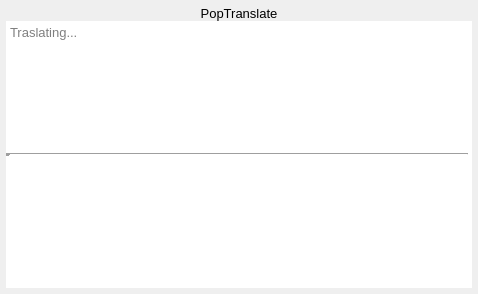
Above: src/popupdialog.ui from glaumar/PopTranslate before the change. Below: the same form after it.
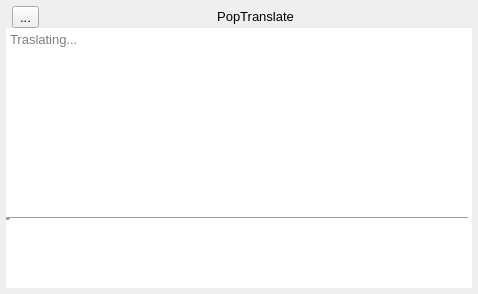
That is the form after the change. Icons and pictures are not drawn.

Commit message: Optimize animation effects

```diff
--- a/src/popupdialog.ui
+++ b/src/popupdialog.ui
@@ -62,20 +62,33 @@
      </property>
      <layout class="QHBoxLayout" name="horizontalLayout">
       <property name="spacing">
-       <number>0</number>
+       <number>6</number>
+      </property>
+      <property name="sizeConstraint">
+       <enum>QLayout::SetNoConstraint</enum>
       </property>
       <property name="leftMargin">
-       <number>0</number>
+       <number>6</number>
       </property>
       <property name="topMargin">
        <number>0</number>
       </property>
       <property name="rightMargin">
-       <number>0</number>
+       <number>6</number>
       </property>
       <property name="bottomMargin">
        <number>0</number>
       </property>
+      <item>
+       <widget class="QToolButton" name="pronounce_button">
+        <property name="text">
+         <string>...</string>
+        </property>
+        <property name="icon">
+         <iconset theme="player-volume"/>
+        </property>
+       </widget>
+      </item>
       <item>
        <widget class="QLabel" name="title_label">
         <property name="sizePolicy">
@@ -101,7 +114,7 @@
    <item>
     <widget class="QTextEdit" name="trans_text_edit">
      <property name="sizePolicy">
-      <sizepolicy hsizetype="Preferred" vsizetype="Preferred">
+      <sizepolicy hsizetype="Preferred" vsizetype="MinimumExpanding">
        <horstretch>0</horstretch>
        <verstretch>0</verstretch>
       </sizepolicy>
@@ -128,7 +141,7 @@
       <enum>QFrame::Sunken</enum>
      </property>
      <property name="lineWidth">
-      <number>0</number>
+      <number>1</number>
      </property>
      <property name="midLineWidth">
       <number>0</number>
```
The commit also changes 2 other files.
